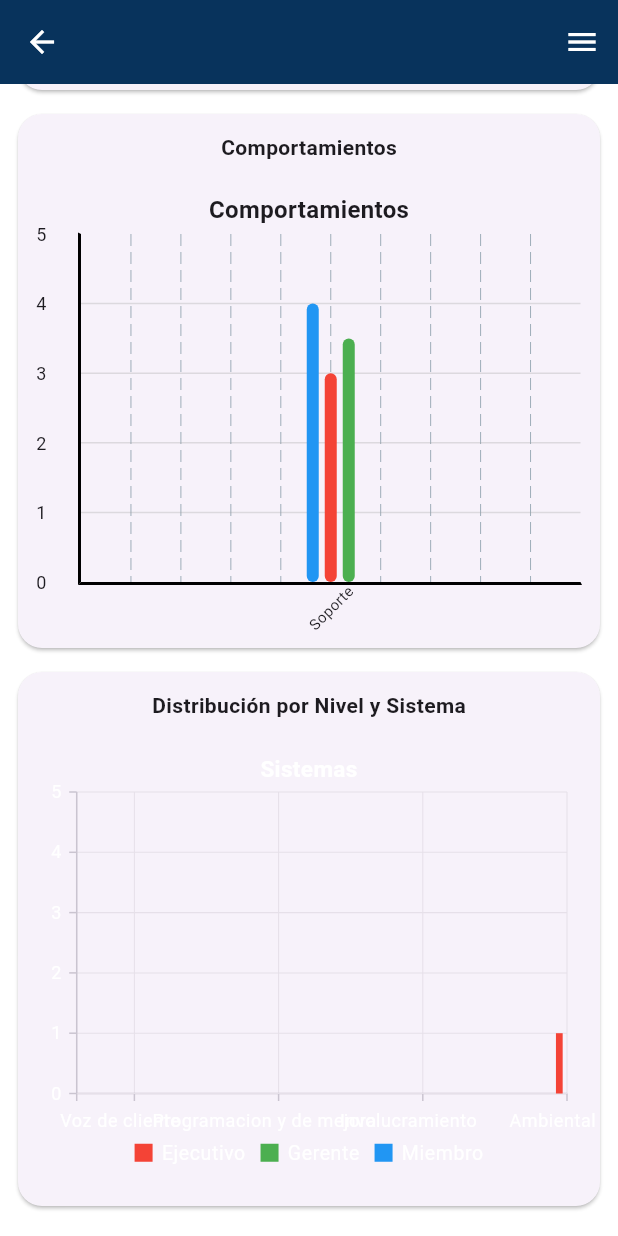
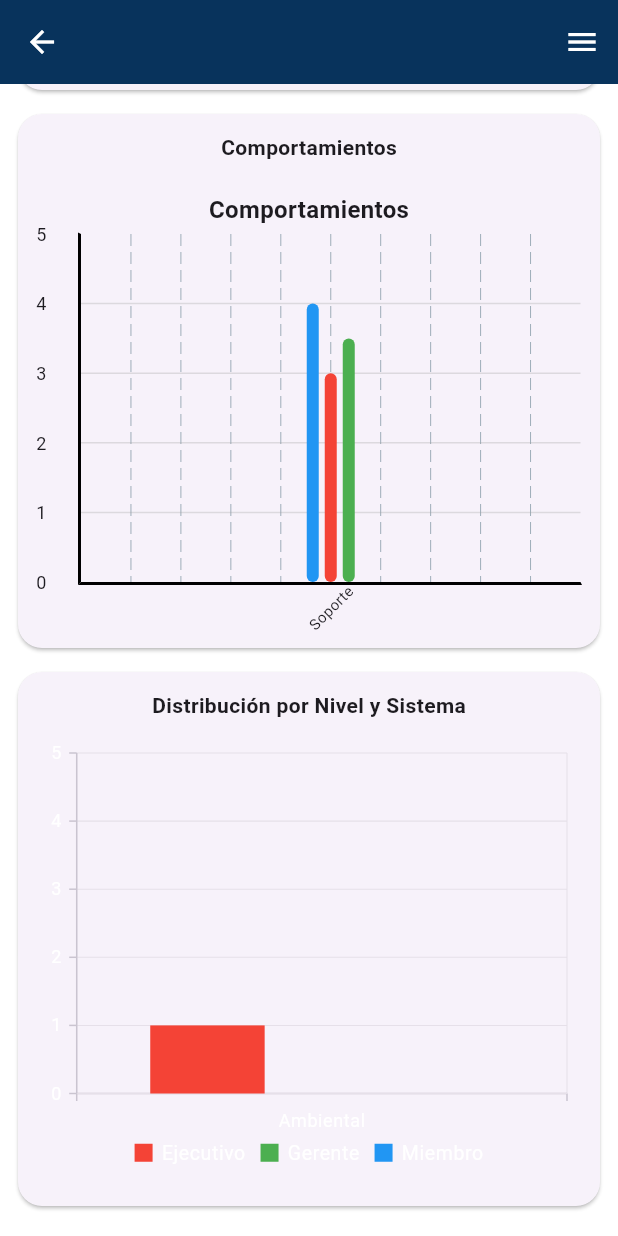
Before and after one commit to RaulCan0/applensys, a Flutter app: the DashboardScreen screen opened directly, scrolled down 744 dp, on a phone screen of 412 x 824 dp. Run offline on Flutter 3.47's test engine with Material 3 defaults, Android fonts, the phone set to English and light mode, and no system bars; drawn by our look-alikes of fl_chart; our stand-ins replace file_picker, fluentui_system_icons, flutter_riverpod, get_it, google_fonts, image_picker and 3 more; missing offline and left inert: excel, file_selector; accounts and stored records are empty.

Commit message:
feat: Optimizar la lógica de procesamiento de datos en HorizontalBarSystemsChart y mejorar la visualización de gráficos

```diff
--- a/lib/charts/horizontal_bar_systems_chart.dart
+++ b/lib/charts/horizontal_bar_systems_chart.dart
@@ -48,43 +48,36 @@ Widget build(BuildContext context) {
 
   // Procesar datos para cada sistema
   for (final sistema in sistemasOrdenados) {
-    final niveles = data[sistema] ?? {'E': 0.0, 'G': 0.0, 'M': 0.0};
-    chartData.add(_SystemData(
-      sistema,
-      niveles['E']?.toDouble() ?? 0.0,
-      niveles['G']?.toDouble() ?? 0.0,
-      niveles['M']?.toDouble() ?? 0.0,
-    ));
+    if (data.containsKey(sistema)) {
+      final niveles = data[sistema]!;
+      chartData.add(_SystemData(
+        sistema,
+        (niveles['E'] as num).toDouble(),
+        (niveles['G'] as num).toDouble(),
+        (niveles['M'] as num).toDouble()
+      ));
+    }
   }
 
   if (chartData.isEmpty) {
     return const Center(
-      child: Text('No hay datos disponibles', style: TextStyle(color: Colors.white, fontSize: 16)),
+      child: Text('No hay datos disponibles',
+        style: TextStyle(color: Colors.white, fontSize: 16)
+      ),
     );
   }
 
   return SfCartesianChart(
     isTransposed: true,
     plotAreaBorderWidth: 0,
-    title: ChartTitle(
-      text: title,
-      textStyle: const TextStyle(color: Colors.white, fontWeight: FontWeight.bold)
-    ),
     primaryXAxis: CategoryAxis(
-      isInversed: true,
       labelStyle: const TextStyle(color: Colors.white),
-      labelRotation: 0,
     ),
     primaryYAxis: NumericAxis(
-      minimum: minX,
-      maximum: maxX,
+      minimum: 0,
+      maximum: 5,
       interval: 1,
       labelStyle: const TextStyle(color: Colors.white),
-    ),
-    legend: Legend(
-      isVisible: true,
-      position: LegendPosition.bottom,
-      textStyle: const TextStyle(color: Colors.white)
     ),
     series: <CartesianSeries<_SystemData, String>>[
       BarSeries<_SystemData, String>(
@@ -109,6 +102,11 @@ Widget build(BuildContext context) {
         color: Colors.blue,
       ),
     ],
+    legend: Legend(
+      isVisible: true,
+      position: LegendPosition.bottom,
+      textStyle: const TextStyle(color: Colors.white)
+    ),
   );
 }
 }
```
